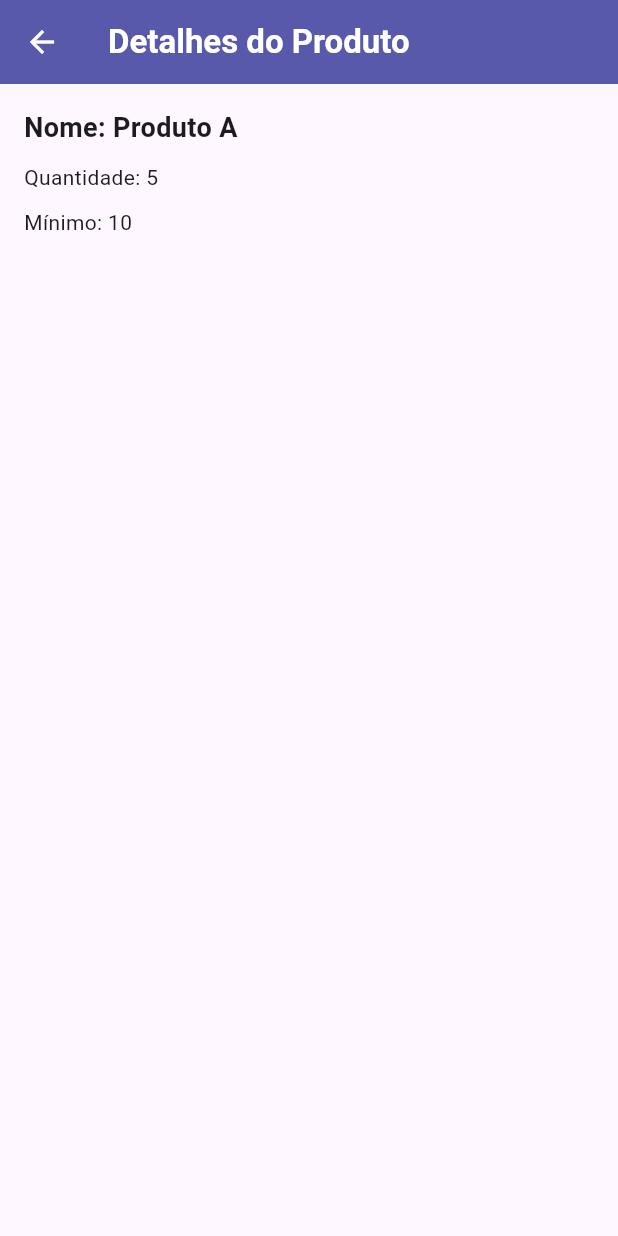
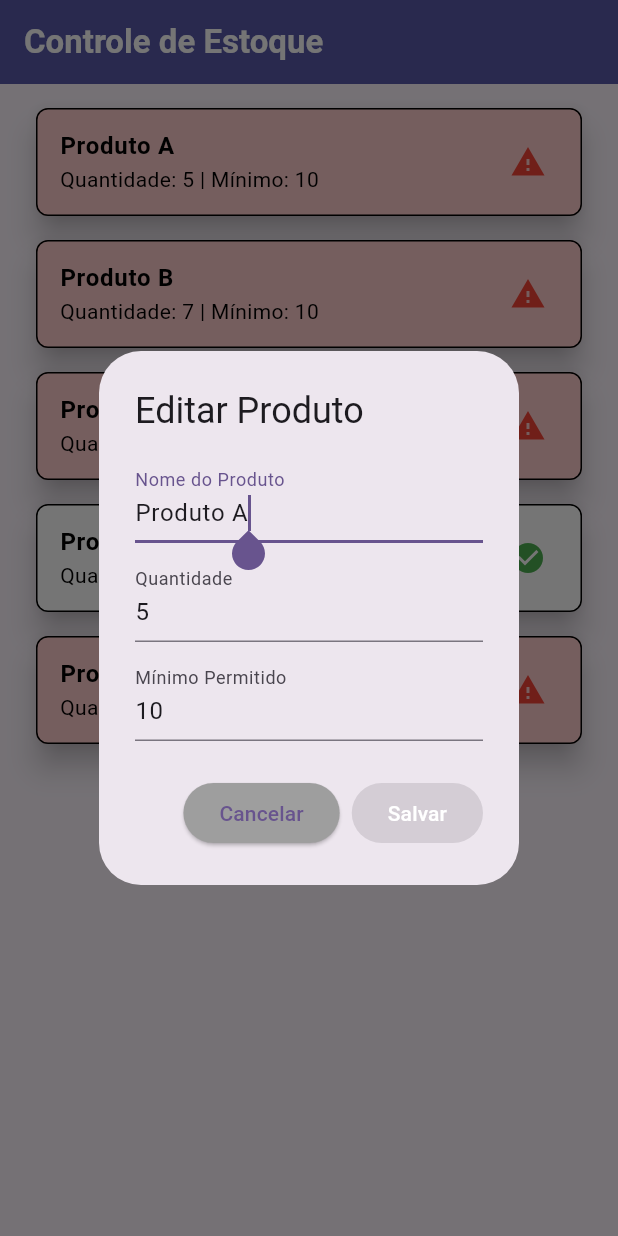
Before and after one commit to luismorandim/controleestoque, a Flutter app: the screen it shows after launch, after a tap on "Produto A", on a phone screen of 412 x 824 dp. Run offline on Flutter 3.47's test engine with Material 3 defaults, Android fonts, the light colour scheme and no system bars.

Commit message:
09/12/2024 - Criado model de produtos - Detalhes dos produtos já podem ser editados - Detalhes vindo como showdialog - usando provider para gerenciar estado

```diff
--- a/lib/main.dart
+++ b/lib/main.dart
@@ -1,8 +1,17 @@
+import 'package:controleestoque/model/Product.dart';
 import 'package:controleestoque/telas/home/home_screen.dart';
 import 'package:flutter/material.dart';
+import 'package:provider/provider.dart';
 
 void main() {
-  runApp(const MyApp());
+  runApp(
+    MultiProvider(
+      providers: [
+        ChangeNotifierProvider(create: (_) => Product()),
+      ],
+      child: const MyApp(),
+    ),
+  );
 }
 
 class MyApp extends StatelessWidget {
--- /dev/null
+++ b/lib/model/Product.dart
@@ -0,0 +1,18 @@
+import 'package:flutter/material.dart';
+
+class Product with ChangeNotifier {
+  List<Map<String, dynamic>> _products = [
+    {'name': 'Produto A', 'quantity': 5, 'minimum': 10},
+    {'name': 'Produto B', 'quantity': 7, 'minimum': 10},
+    {'name': 'Produto C', 'quantity': 3, 'minimum': 10},
+    {'name': 'Produto D', 'quantity': 15, 'minimum': 10},
+    {'name': 'Produto E', 'quantity': 9, 'minimum': 10},
+  ];
+
+  List<Map<String, dynamic>> get products => _products;
+
+  void updateProduct(int index, Map<String, dynamic> updatedProduct) {
+    _products[index] = updatedProduct;
+    notifyListeners();
+  }
+}
--- a/lib/telas/home/home_screen.dart
+++ b/lib/telas/home/home_screen.dart
@@ -1,39 +1,38 @@
-import 'package:controleestoque/telas/home/produtos_detalhes.dart';
 import 'package:flutter/material.dart';
+import 'package:provider/provider.dart';
+import '../../model/Product.dart';
+import '../../padrao/cores.dart';
 import '../../padrao/tela_padrao.dart';
 import '../../padrao/card_padrao.dart';
 
 class HomeScreen extends StatelessWidget {
-  final List<Map<String, dynamic>> products = [
-    {'name': 'Produto A', 'quantity': 5, 'minimum': 10},
-    {'name': 'Produto B', 'quantity': 7, 'minimum': 10},
-    {'name': 'Produto C', 'quantity': 3, 'minimum': 10},
-    {'name': 'Produto D', 'quantity': 15, 'minimum': 10},
-    {'name': 'Produto E', 'quantity': 9, 'minimum': 10},
-  ];
+  String searchKeyword = '';
+  bool showBelowMinimum = false;
+
 
   @override
   Widget build(BuildContext context) {
+
+    return Consumer <Product> (
+      builder: (__, product, _) {
         return TelaPadrao(
           hasLeadingButton: false,
           titulo: 'Controle de Estoque',
           body: Padding(
             padding: const EdgeInsets.all(8.0),
             child: ListView.builder(
-          itemCount: products.length,
+              itemCount: product.products.length,
               itemBuilder: (context, index) {
-            final product = products[index];
-            final isBelowMinimum = product['quantity'] < product['minimum'];
+                final produto = product.products[index];
+                final isBelowMinimum = produto['quantity'] < produto['minimum'];
 
                 return CardPadrao(
-              titulo: product['name'],
-              subtitulo: 'Quantidade: ${product['quantity']} | Mínimo: ${product['minimum']}',
+                  titulo: produto['name'],
+                  subtitulo: 'Quantidade: ${produto['quantity']} | Mínimo: ${produto['minimum']}',
                   isBelowMinimum: isBelowMinimum,
                   trailingIcon: isBelowMinimum ? Icons.warning : Icons.check_circle,
                   onTap: () {
-                Navigator.of(context).push(MaterialPageRoute(
-                  builder: (context) => ProductDetailsScreen(product: product),
-                ));
+                    _showEditDialog(context, produto, index);
                   },
                 );
               },
@@ -41,5 +40,149 @@ class HomeScreen extends StatelessWidget {
           ),
           floatingButton: false,
         );
+      },
+    );
+  }
+
+  void _showEditDialog(BuildContext context, Map<String, dynamic> product, int index) {
+    final nameController = TextEditingController(text: product['name']);
+    final quantityController = TextEditingController(text: product['quantity'].toString());
+    final minimumController = TextEditingController(text: product['minimum'].toString());
+    final produto = context.read<Product>();
+
+    final formKey = GlobalKey<FormState>();
+    bool isFormValid = false;
+
+    void validateForm() {
+      isFormValid = formKey.currentState?.validate() ?? false;
+    }
+
+    showDialog(
+      context: context,
+      builder: (ctx) {
+        return StatefulBuilder(
+          builder: (context, setState) {
+            return AlertDialog(
+              title: const Text('Editar Produto'),
+              content: Form(
+                key: formKey,
+                onChanged: () {
+                  setState(() {
+                    validateForm();
+                  });
+                },
+                child: Column(
+                  mainAxisSize: MainAxisSize.min,
+                  children: [
+                    TextFormField(
+                      controller: nameController,
+                      decoration: const InputDecoration(
+                        labelText: 'Nome do Produto',
+                        errorStyle: TextStyle(color: Colors.redAccent),
+                      ),
+                      validator: (value) {
+                        if (value == null || value.isEmpty) {
+                          return 'O nome não pode estar vazio.';
+                        }
+                        return null;
+                      },
+                      autofocus: true,
+                    ),
+                    const SizedBox(height: 10),
+                    TextFormField(
+                      controller: quantityController,
+                      decoration: const InputDecoration(
+                        labelText: 'Quantidade',
+                        errorStyle: TextStyle(color: Colors.redAccent),
+                      ),
+                      keyboardType: TextInputType.number,
+                      validator: (value) {
+                        if (value == null || value.isEmpty) {
+                          return 'A quantidade é obrigatória.';
+                        }
+                        final number = int.tryParse(value);
+                        if (number == null || number < 0) {
+                          return 'A quantidade deve ser um número positivo.';
+                        }
+                        return null;
+                      },
+                    ),
+                    const SizedBox(height: 10),
+                    TextFormField(
+                      controller: minimumController,
+                      decoration: const InputDecoration(
+                        labelText: 'Mínimo Permitido',
+                        errorStyle: TextStyle(color: Colors.redAccent),
+                      ),
+                      keyboardType: TextInputType.number,
+                      validator: (value) {
+                        if (value == null || value.isEmpty) {
+                          return 'O mínimo permitido é obrigatório.';
+                        }
+                        final number = int.tryParse(value);
+                        if (number == null || number < 0) {
+                          return 'O mínimo permitido deve ser um número positivo.';
+                        }
+                        return null;
+                      },
+                    ),
+                  ],
+                ),
+              ),
+              actions: [
+                ElevatedButton(
+                  onPressed: () {
+                    Navigator.of(ctx).pop();
+                    ScaffoldMessenger.of(context).showSnackBar(
+                      const SnackBar(
+                        content: Text('Edição cancelada.'),
+                        backgroundColor: Colors.grey,
+                      ),
+                    );
+                  },
+                  style: ElevatedButton.styleFrom(
+                    backgroundColor: Colors.grey,
+                  ),
+                  child: const Text('Cancelar'),
+                ),
+                ElevatedButton(
+                  onPressed: isFormValid
+                      ? () {
+                    final updatedProduct = {
+                      'name': nameController.text,
+                      'quantity': int.tryParse(quantityController.text) ?? 0,
+                      'minimum': int.tryParse(minimumController.text) ?? 0,
+                    };
+
+                    produto.updateProduct(index, updatedProduct);
+
+                    Navigator.of(ctx).pop();
+                    ScaffoldMessenger.of(context).showSnackBar(
+                      SnackBar(
+                        content: const Text('Produto atualizado com sucesso!'),
+                        backgroundColor: Colors.green,
+                        duration: const Duration(seconds: 3),
+                        action: SnackBarAction(
+                          label: 'Desfazer',
+                          textColor: Colors.white,
+                          onPressed: () {
+                            produto.updateProduct(index, product);
+                          },
+                        ),
+                      ),
+                    );
+                  }
+                      : null,
+                  style: ElevatedButton.styleFrom(
+                    backgroundColor: isFormValid ? Cores.primaryColor : Colors.grey,
+                  ),
+                  child: const Text('Salvar', style: TextStyle(color: Colors.white)),
+                ),
+              ],
+            );
+          },
+        );
+      },
+    );
   }
 }
--- a/pubspec.yaml
+++ b/pubspec.yaml
@@ -46,6 +46,7 @@ dev_dependencies:
   # package. See that file for information about deactivating specific lint
   # rules and activating additional ones.
   flutter_lints: ^4.0.0
+  provider: ^6.1.2
 
 # For information on the generic Dart part of this file, see the
 # following page: https://dart.dev/tools/pub/pubspec
```
Also changed, not shown: pubspec.lock. Lines whose indentation alone changed are shown as unchanged.
